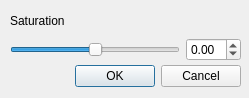
Capsize-Games/airunner, file src/airunner/pyqt/saturation_window.ui: the form before one commit.
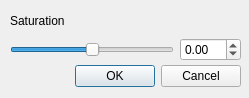
The form after the commit.

Commit message: adds saturation filter

The edit to the form file:
```diff
--- a/src/airunner/pyqt/saturation_window.ui
+++ b/src/airunner/pyqt/saturation_window.ui
@@ -49,10 +49,10 @@
     <item row="1" column="0">
      <widget class="QSlider" name="blur_slider">
       <property name="minimum">
-       <number>-2000</number>
+       <number>-1000</number>
       </property>
       <property name="maximum">
-       <number>2000</number>
+       <number>1000</number>
       </property>
       <property name="orientation">
        <enum>Qt::Horizontal</enum>
@@ -62,10 +62,10 @@
     <item row="1" column="1">
      <widget class="QDoubleSpinBox" name="blur_spinbox">
       <property name="minimum">
-       <double>-2.000000000000000</double>
+       <double>-10.000000000000000</double>
       </property>
       <property name="maximum">
-       <double>2.000000000000000</double>
+       <double>10.000000000000000</double>
       </property>
      </widget>
     </item>
```
The commit also changes 7 other files.
